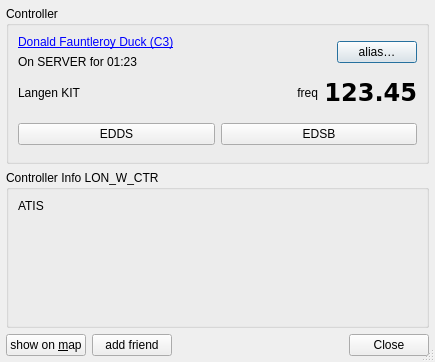
This is src/dialogs/ControllerDetails.ui in qutescoop/qutescoop as Qt 5 draws it before an edit. The edited form follows.
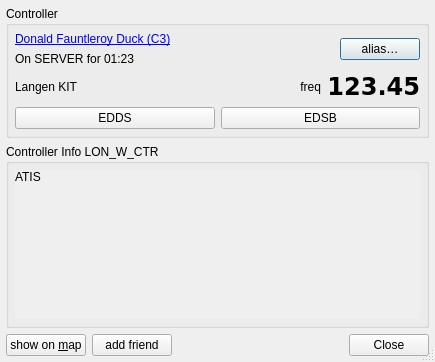
This is the edited form. Icons and pictures are not drawn.

Commit message: [TASK] various minor changes to layout and dialogs

The edit to the form file:
```diff
--- a/src/dialogs/ControllerDetails.ui
+++ b/src/dialogs/ControllerDetails.ui
@@ -33,6 +33,18 @@
       <string>Controller</string>
      </property>
      <layout class="QVBoxLayout" name="verticalLayout_3">
+      <property name="leftMargin">
+       <number>6</number>
+      </property>
+      <property name="topMargin">
+       <number>6</number>
+      </property>
+      <property name="rightMargin">
+       <number>6</number>
+      </property>
+      <property name="bottomMargin">
+       <number>6</number>
+      </property>
       <item>
        <layout class="QHBoxLayout" name="horizontalLayout" stretch="1,0">
         <item>
@@ -149,6 +161,48 @@
       <string>Controller Info LON_W_CTR</string>
      </property>
      <layout class="QVBoxLayout" name="verticalLayout">
+      <property name="leftMargin">
+       <number>6</number>
+      </property>
+      <property name="topMargin">
+       <number>6</number>
+      </property>
+      <property name="rightMargin">
+       <number>6</number>
+      </property>
+      <property name="bottomMargin">
+       <number>6</number>
+      </property>
+      <item>
+       <widget class="QScrollArea" name="scrollArea">
+        <property name="frameShape">
+         <enum>QFrame::NoFrame</enum>
+        </property>
+        <property name="widgetResizable">
+         <bool>true</bool>
+        </property>
+        <widget class="QWidget" name="scrollAreaWidgetContents">
+         <property name="geometry">
+          <rect>
+           <x>0</x>
+           <y>0</y>
+           <width>405</width>
+           <height>119</height>
+          </rect>
+         </property>
+         <layout class="QVBoxLayout" name="verticalLayout_4">
+          <property name="leftMargin">
+           <number>0</number>
+          </property>
+          <property name="topMargin">
+           <number>0</number>
+          </property>
+          <property name="rightMargin">
+           <number>0</number>
+          </property>
+          <property name="bottomMargin">
+           <number>0</number>
+          </property>
       <item>
        <widget class="QLabel" name="lblAtis">
         <property name="text">
@@ -169,6 +223,10 @@
         <property name="textInteractionFlags">
          <set>Qt::LinksAccessibleByMouse|Qt::TextSelectableByKeyboard|Qt::TextSelectableByMouse</set>
         </property>
+           </widget>
+          </item>
+         </layout>
+        </widget>
        </widget>
       </item>
      </layout>
```
Lines whose indentation alone changed are shown as unchanged. The commit also changes 5 other files.
